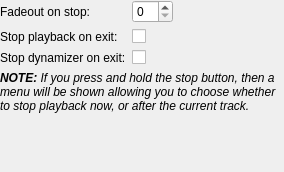
polpo/cantata-mac, file gui/playbacksettings.ui: the form before one commit.
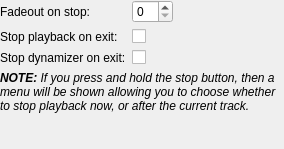
The form after the commit. Custom widgets are drawn as their Qt base class.

```diff
--- a/gui/playbacksettings.ui
+++ b/gui/playbacksettings.ui
@@ -7,7 +7,7 @@
     <x>0</x>
     <y>0</y>
     <width>284</width>
-    <height>172</height>
+    <height>149</height>
    </rect>
   </property>
   <layout class="QFormLayout" name="formLayout">
@@ -70,6 +70,19 @@
      </property>
     </widget>
    </item>
+   <item row="4" column="0">
+    <spacer name="verticalSpacer">
+     <property name="orientation">
+      <enum>Qt::Vertical</enum>
+     </property>
+     <property name="sizeHint" stdset="0">
+      <size>
+       <width>20</width>
+       <height>4</height>
+      </size>
+     </property>
+    </spacer>
+   </item>
   </layout>
  </widget>
  <customwidgets>
@@ -78,16 +91,16 @@
    <extends>QLabel</extends>
    <header>buddylabel.h</header>
   </customwidget>
-  <customwidget>
-   <class>OnOffButton</class>
-   <extends>QCheckBox</extends>
-   <header>onoffbutton.h</header>
-  </customwidget>
   <customwidget>
    <class>SpinBox</class>
    <extends>QSpinBox</extends>
    <header>spinbox.h</header>
   </customwidget>
+  <customwidget>
+   <class>OnOffButton</class>
+   <extends>QCheckBox</extends>
+   <header>onoffbutton.h</header>
+  </customwidget>
  </customwidgets>
  <tabstops>
   <tabstop>stopFadeDuration</tabstop>
```
